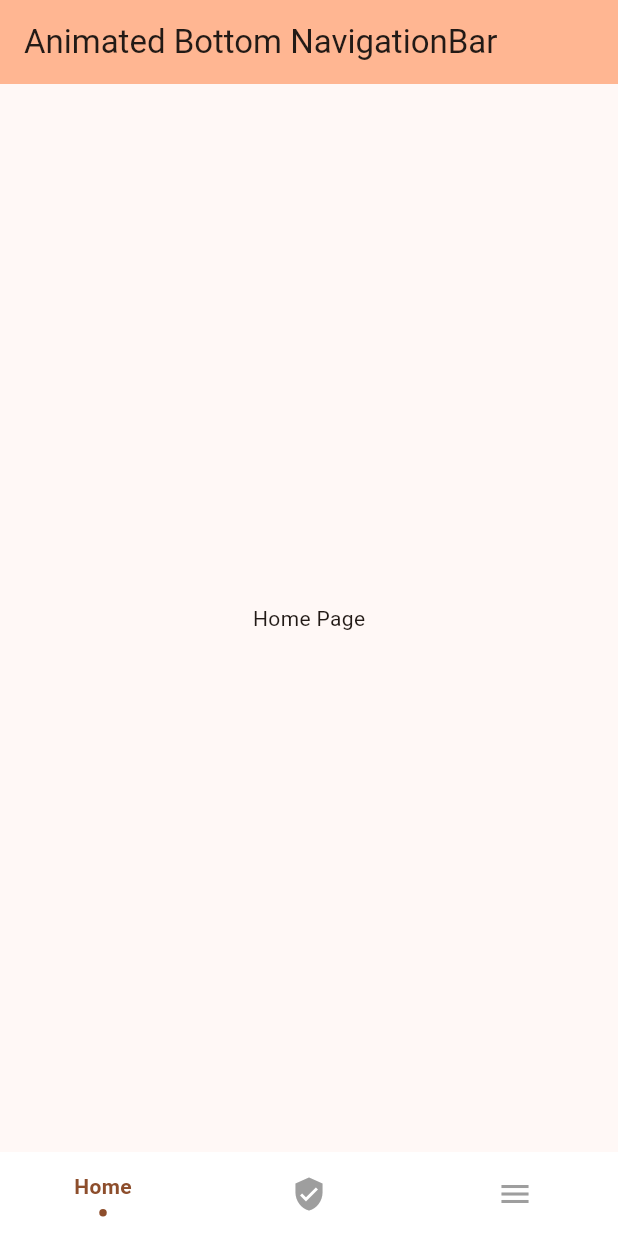
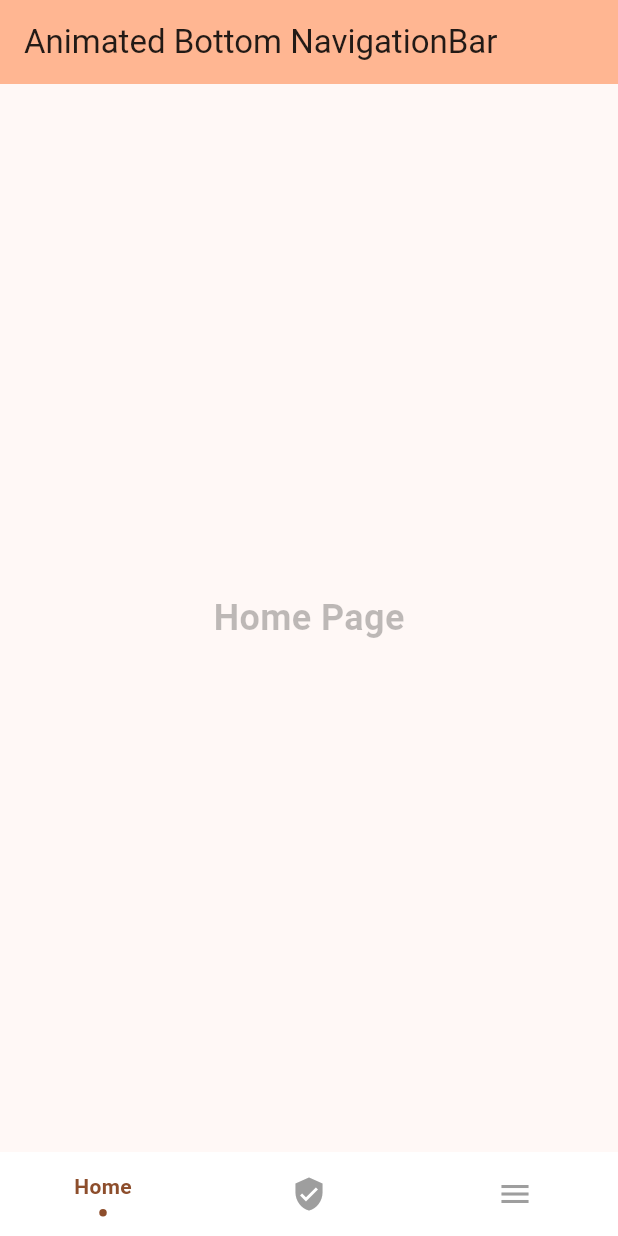
Before and after one commit to anwin-kp/animated_bottom_navigationbar, a Flutter app: the screen it shows after launch, on a phone screen of 412 x 824 dp. Run offline on Flutter 3.47's test engine with Material 2 defaults, Android fonts, the phone set to English and light mode, and no system bars.

Commit message:
Text change

```diff
--- a/lib/pages/homescreen.dart
+++ b/lib/pages/homescreen.dart
@@ -47,11 +47,35 @@ class _MyHomePageState extends State<MyHomePage> {
   getPage(int? page) {
     switch (page) {
       case 0:
-        return const Center(child: Text("Home Page"));
+        return const Center(
+            child: Text(
+          "Home Page",
+          style: TextStyle(
+            fontSize: 24,
+            fontWeight: FontWeight.bold,
+            color: Colors.black26,
+          ),
+        ));
       case 1:
-        return const Center(child: Text("Profile Page"));
+        return const Center(
+            child: Text(
+          "Profile Page",
+          style: TextStyle(
+            fontSize: 24,
+            fontWeight: FontWeight.bold,
+            color: Colors.black26,
+          ),
+        ));
       case 2:
-        return const Center(child: Text("Menu Page"));
+        return const Center(
+            child: Text(
+          "Menu Page",
+          style: TextStyle(
+            fontSize: 24,
+            fontWeight: FontWeight.bold,
+            color: Colors.black26,
+          ),
+        ));
     }
   }
 }
```
